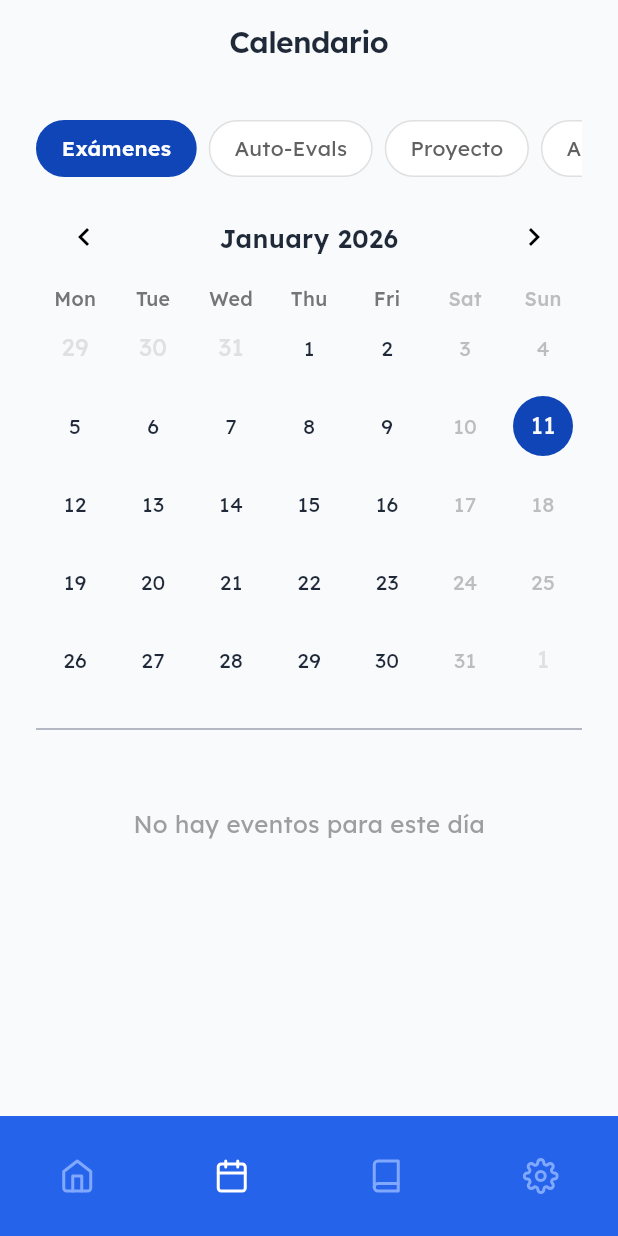
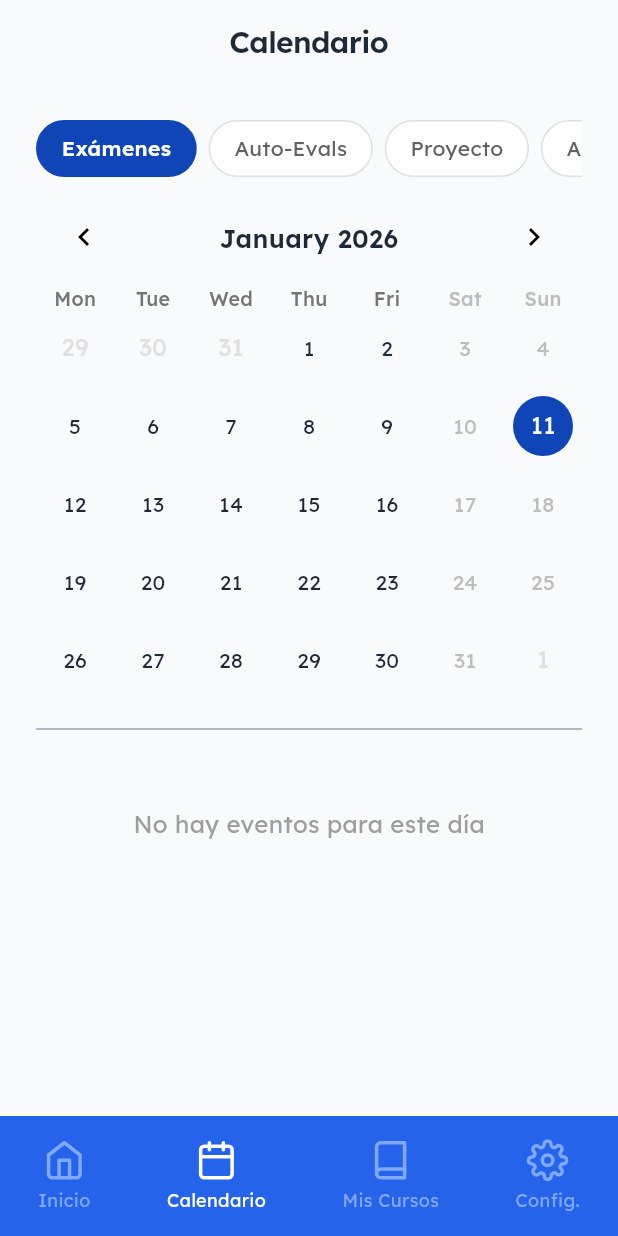
Before and after one commit to chriskwork/classlog, a Flutter app: the HomeScreen screen opened directly, item 2 of the bottom bar chosen, on a phone screen of 412 x 824 dp. Run offline on Flutter 3.47's test engine with Material 3 defaults, Android fonts, the phone set to English and light mode, and no system bars; drawn by our look-alikes of table_calendar; our stand-ins replace flutter_dotenv, flutter_feather_icons, flutter_riverpod, google_fonts, responsive_builder, shared_preferences; accounts and stored records are empty.

Commit message:
Added menu text in BottomNavBar

```diff
--- a/lib/widgets/constants/bottom_navbar.dart
+++ b/lib/widgets/constants/bottom_navbar.dart
@@ -25,21 +25,25 @@ class CustomBottomNavBar extends StatelessWidget {
         children: [
           _NavItem(
             icon: FeatherIcons.home,
+            menuName: "Inicio",
             isSelected: currentIndex == 0,
             onTap: () => onTap(0),
           ),
           _NavItem(
             icon: FeatherIcons.calendar,
+            menuName: "Calendario",
             isSelected: currentIndex == 1,
             onTap: () => onTap(1),
           ),
           _NavItem(
             icon: FeatherIcons.book,
+            menuName: "Mis Cursos",
             isSelected: currentIndex == 2,
             onTap: () => onTap(2),
           ),
           _NavItem(
             icon: FeatherIcons.settings,
+            menuName: "Config.",
             isSelected: currentIndex == 3,
             onTap: () => onTap(3),
           ),
@@ -51,11 +55,13 @@ class CustomBottomNavBar extends StatelessWidget {
 
 class _NavItem extends StatelessWidget {
   final IconData icon;
+  final String menuName;
   final bool isSelected;
   final VoidCallback onTap;
 
   const _NavItem({
     required this.icon,
+    required this.menuName,
     required this.isSelected,
     required this.onTap,
   });
@@ -70,10 +76,25 @@ class _NavItem extends StatelessWidget {
           horizontal: Gaps.sm,
           vertical: Gaps.xs,
         ),
-        child: Icon(
-          icon,
-          size: 24,
-          color: isSelected ? Colors.white : mainLightColor,
+        child: Column(
+          mainAxisAlignment: MainAxisAlignment.center,
+          children: [
+            Icon(
+              icon,
+              size: 28,
+              color: isSelected ? Colors.white : mainLightColor,
+            ),
+            const SizedBox(
+              height: 4,
+            ),
+            Text(
+              menuName,
+              style: TextStyle(
+                fontSize: 12,
+                color: isSelected ? Colors.white : mainLightColor,
+              ),
+            )
+          ],
         ),
       ),
     );
```
